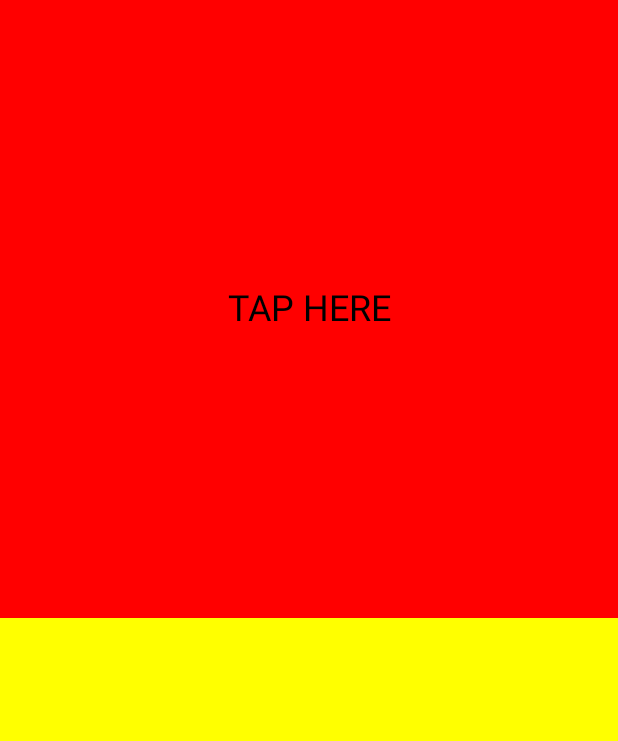
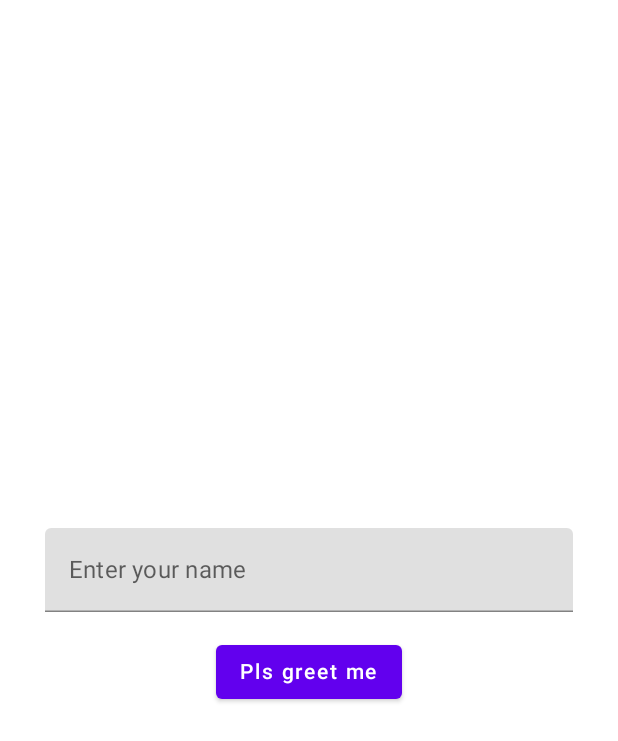
Before and after one commit to edmayen/Android-Jetpack-Compose-, an Android app built with Jetpack Compose: the screen it shows after launch (MainActivity), on a phone screen of 412 x 824 dp. Shown: the top 741 px of the screen. Run offline under Robolectric (Android 15) with nearby library versions, the phone set to English and light mode, and no system bars.

Commit message:
[UPDATE] Textfields, buttons & showing snackbars

```diff
--- a/app/src/main/java/com/example/jetpackcompose/MainActivity.kt
+++ b/app/src/main/java/com/example/jetpackcompose/MainActivity.kt
@@ -1,93 +1,59 @@
 package com.example.jetpackcompose
 
-import android.content.Context
 import android.os.Bundle
-import android.text.Layout
-import android.widget.Toast
 import androidx.activity.ComponentActivity
 import androidx.activity.compose.setContent
-import androidx.compose.foundation.Image
-import androidx.compose.foundation.background
-import androidx.compose.foundation.border
-import androidx.compose.foundation.clickable
 import androidx.compose.foundation.layout.*
-import androidx.compose.foundation.shape.RoundedCornerShape
-import androidx.compose.material.Card
-import androidx.compose.material.MaterialTheme
-import androidx.compose.material.Surface
-import androidx.compose.material.Text
-import androidx.compose.runtime.Composable
+import androidx.compose.material.*
 import androidx.compose.runtime.mutableStateOf
-import androidx.compose.runtime.remember
-import androidx.compose.runtime.rememberCompositionContext
+import androidx.compose.runtime.*
 import androidx.compose.ui.Alignment
 import androidx.compose.ui.Modifier
-import androidx.compose.ui.graphics.Brush
-import androidx.compose.ui.graphics.Color
-import androidx.compose.ui.graphics.painter.Painter
-import androidx.compose.ui.layout.ContentScale
-import androidx.compose.ui.res.painterResource
-import androidx.compose.ui.text.TextStyle
-import androidx.compose.ui.tooling.preview.Preview
 import androidx.compose.ui.unit.dp
-import androidx.compose.ui.unit.sp
-import com.example.jetpackcompose.ui.theme.JetpackComposeTheme
-import kotlin.random.Random
+import kotlinx.coroutines.launch
 
 class MainActivity : ComponentActivity() {
 
     override fun onCreate(savedInstanceState: Bundle?) {
         super.onCreate(savedInstanceState)
         setContent {
-            Column(Modifier.fillMaxSize()) {
-                val color = remember {
-                    mutableStateOf(Color.Yellow)
+            val scaffoldState = rememberScaffoldState()
+            var textFieldState by remember {
+               mutableStateOf("")
+            }
+            val scope = rememberCoroutineScope()
+            Scaffold(
+                modifier = Modifier.fillMaxSize(),
+                scaffoldState = scaffoldState
+            ) {
+                Column (
+                    horizontalAlignment = Alignment.CenterHorizontally,
+                    verticalArrangement = Arrangement.Center,
+                    modifier = Modifier
+                        .fillMaxSize()
+                        .padding(horizontal = 30.dp)
+                ) {
+                   TextField(
+                       value = textFieldState,
+                       label = {
+                           Text(text = "Enter your name")
+                       },
+                       onValueChange = {
+                           textFieldState = it
+                       },
+                       singleLine = true,
+                       modifier = Modifier.fillMaxWidth()
+                   )
+                   Spacer(modifier = Modifier.height(16.dp))
+                   Button(onClick = {
+                       scope.launch {
+                           scaffoldState.snackbarHostState.showSnackbar("Hello $textFieldState")
+                       }
+                   }) {
+                       Text(text = "Pls greet me")
+                   }
                 }
-                ColorBox(
-                    Modifier
-                        .weight(1f)
-                        .fillMaxSize()
-                ) {
-                    color.value = it
-                }
-                Box(modifier = Modifier
-                    .background(color.value)
-                    .weight(1f)
-                    .fillMaxSize()
-                )
             }
         }
     }
 }
-
-@Composable
-fun ColorBox(
-    modifier: Modifier = Modifier,
-    updateColor: (Color) -> Unit) {
-
-    Box(modifier = modifier
-        .background(Color.Red)
-        .clickable {
-            updateColor(
-                Color(
-                    Random.nextFloat(),
-                    Random.nextFloat(),
-                    Random.nextFloat(),
-                    1f
-                )
-            )
-        }
-    ) {
-        Column(
-            modifier = Modifier.fillMaxSize(),
-            horizontalAlignment = Alignment.CenterHorizontally,
-            verticalArrangement = Arrangement.Center
-        ) {
-            Text(
-                text = "TAP HERE",
-                fontSize = 24.sp
-            )
-        }
-
-    }
-}
```
